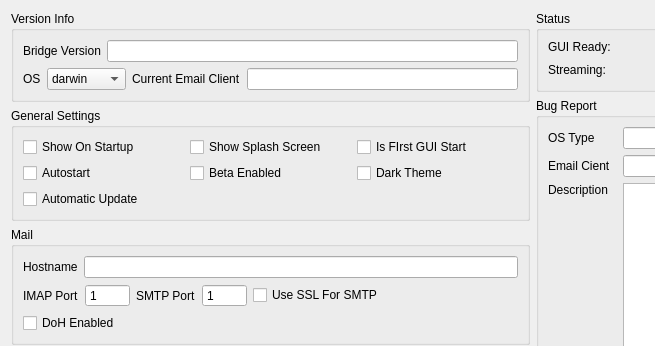
Above: internal/frontend/bridge-gui/bridge-gui-tester/Tabs/SettingsTab.ui from ProtonMail/proton-bridge before the change; both pictures show x 0 to 655 and y 0 to 346 of the 1066 by 808 pixel window. Below: the same form after it.
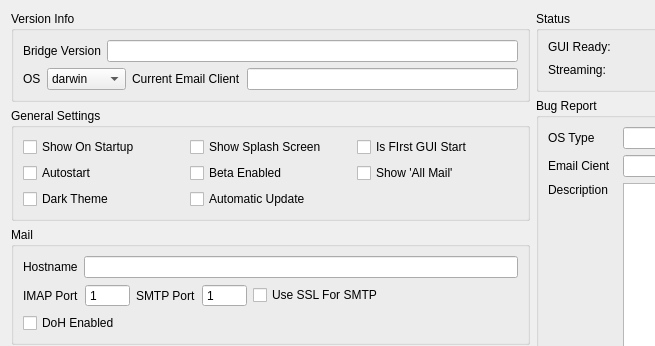
That is the form after the change.

Commit message: Other: added 'All Mail Visible' toggle in bridge-gui-tester.

Diff of the .ui file:
```diff
--- a/internal/frontend/bridge-gui/bridge-gui-tester/Tabs/SettingsTab.ui
+++ b/internal/frontend/bridge-gui/bridge-gui-tester/Tabs/SettingsTab.ui
@@ -153,23 +153,33 @@
             </property>
            </widget>
           </item>
-          <item row="1" column="2">
-           <widget class="QCheckBox" name="checkDarkTheme">
-            <property name="text">
-             <string>Dark Theme</string>
-            </property>
-            <property name="checked">
-             <bool>false</bool>
-            </property>
-           </widget>
-          </item>
-          <item row="2" column="0">
+          <item row="2" column="1">
            <widget class="QCheckBox" name="checkAutomaticUpdate">
             <property name="text">
              <string>Automatic Update</string>
             </property>
            </widget>
           </item>
+          <item row="2" column="0">
+           <widget class="QCheckBox" name="checkDarkTheme">
+            <property name="text">
+             <string>Dark Theme</string>
+            </property>
+            <property name="checked">
+             <bool>false</bool>
+            </property>
+           </widget>
+          </item>
+          <item row="1" column="2">
+           <widget class="QCheckBox" name="checkAllMailVisible">
+            <property name="text">
+             <string>Show 'All Mail'</string>
+            </property>
+            <property name="checked">
+             <bool>false</bool>
+            </property>
+           </widget>
+          </item>
          </layout>
         </widget>
        </item>
```
Left out of the diff: 33 changed lines with no effect on the pictures. The commit also changes 6 other files.
